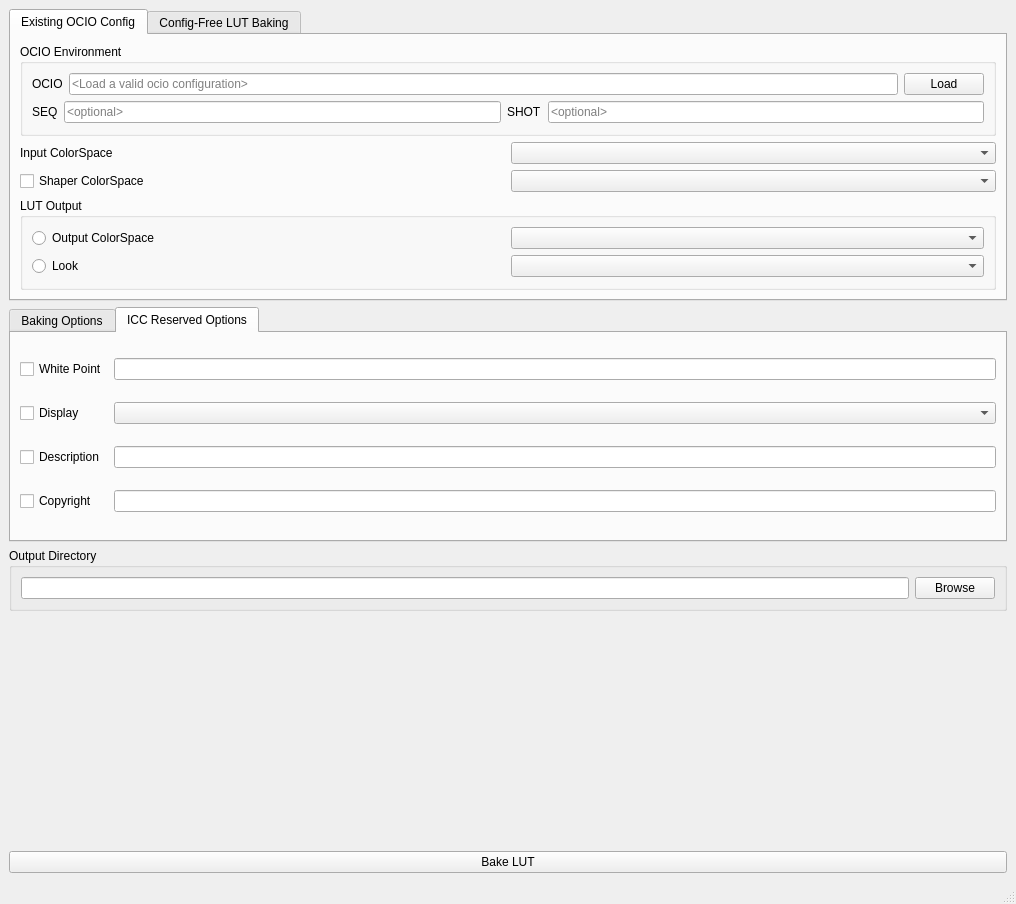
djieff/ocio-lut-prescription, file ocioLutPrescription/ocioLutPrescription_mainWindow.ui: the form before one commit.
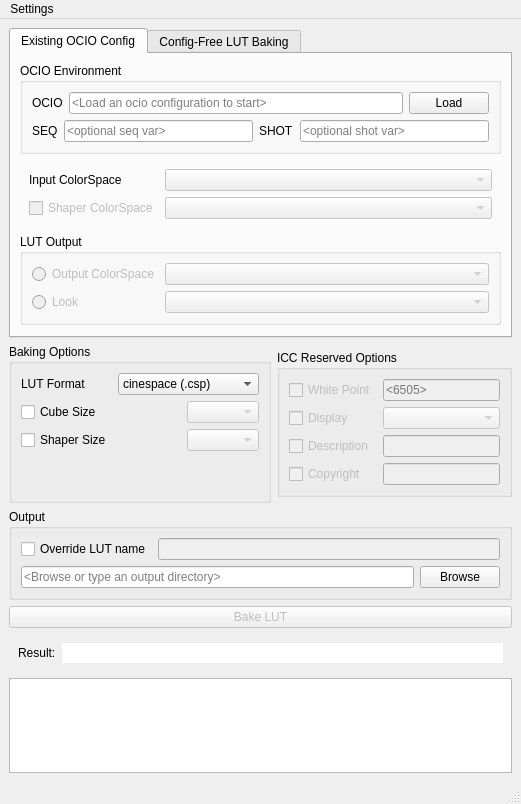
The form after the commit. The open tabs and pages were chosen to show the change.

Commit message: new iteration of ocioLutPrescription

What changed in the file:
```diff
--- a/ocioLutPrescription/ocioLutPrescription_mainWindow.ui
+++ b/ocioLutPrescription/ocioLutPrescription_mainWindow.ui
@@ -1,77 +1,115 @@
 <?xml version="1.0" encoding="UTF-8"?>
 <ui version="4.0">
- <class>MainWindow</class>
- <widget class="QMainWindow" name="MainWindow">
+ <class>mainWindow</class>
+ <widget class="QMainWindow" name="mainWindow">
   <property name="geometry">
    <rect>
     <x>0</x>
     <y>0</y>
-    <width>1016</width>
-    <height>904</height>
+    <width>521</width>
+    <height>804</height>
    </rect>
   </property>
-  <property name="sizePolicy">
-   <sizepolicy hsizetype="Fixed" vsizetype="Fixed">
-    <horstretch>0</horstretch>
-    <verstretch>0</verstretch>
-   </sizepolicy>
-  </property>
   <property name="windowTitle">
    <string>ocioLutPrescription</string>
   </property>
   <widget class="QWidget" name="centralwidget">
-   <layout class="QVBoxLayout" name="verticalLayout_3">
+   <layout class="QVBoxLayout" name="verticalLayout_2">
     <item>
      <widget class="QTabWidget" name="configTabWidget">
+      <property name="sizePolicy">
+       <sizepolicy hsizetype="Expanding" vsizetype="Fixed">
+        <horstretch>0</horstretch>
+        <verstretch>0</verstretch>
+       </sizepolicy>
+      </property>
       <property name="currentIndex">
        <number>0</number>
       </property>
-      <widget class="QWidget" name="configTab">
+      <widget class="QWidget" name="tab">
        <attribute name="title">
         <string>Existing OCIO Config</string>
        </attribute>
-       <layout class="QVBoxLayout" name="verticalLayout_2">
+       <layout class="QVBoxLayout" name="verticalLayout">
         <item>
          <widget class="QGroupBox" name="ocioGroupBox">
+          <property name="sizePolicy">
+           <sizepolicy hsizetype="Preferred" vsizetype="Fixed">
+            <horstretch>0</horstretch>
+            <verstretch>0</verstretch>
+           </sizepolicy>
+          </property>
+          <property name="toolTip">
+           <string>&lt;html&gt;&lt;head/&gt;&lt;body&gt;&lt;p&gt;OCIO Environment (Can be preset prior launch):&lt;/p&gt;&lt;p&gt;&lt;br/&gt;&lt;/p&gt;&lt;p&gt;Config path:&lt;/p&gt;&lt;p&gt;$OCIO: the path to your ocio configuration&lt;/p&gt;&lt;p&gt;&lt;br/&gt;&lt;/p&gt;&lt;p&gt;searchpath parsing:&lt;/p&gt;&lt;p&gt;$SEQ: the current sequence&lt;/p&gt;&lt;p&gt;$SHOT: the current shot&lt;/p&gt;&lt;/body&gt;&lt;/html&gt;</string>
+          </property>
           <property name="title">
            <string>OCIO Environment</string>
           </property>
-          <layout class="QVBoxLayout" name="verticalLayout">
-           <item>
-            <layout class="QHBoxLayout" name="horizontalLayout_3">
-             <item>
-              <widget class="QLabel" name="ocioCfgLabel">
-               <property name="text">
-                <string>OCIO</string>
-               </property>
-              </widget>
-             </item>
-             <item>
-              <widget class="QLineEdit" name="ocioCfgLineEdit">
-               <property name="enabled">
-                <bool>true</bool>
-               </property>
-               <property name="readOnly">
-                <bool>true</bool>
-               </property>
-               <property name="placeholderText">
-                <string>&lt;Load a valid ocio configuration&gt;</string>
-               </property>
-              </widget>
-             </item>
-             <item>
-              <widget class="QPushButton" name="ocioCfgLoadPushButton">
-               <property name="text">
-                <string>Load</string>
-               </property>
-              </widget>
-             </item>
-            </layout>
+          <layout class="QGridLayout" name="gridLayout">
+           <item row="0" column="0">
+            <widget class="QLabel" name="ocioCfgLabel">
+             <property name="sizePolicy">
+              <sizepolicy hsizetype="Fixed" vsizetype="Fixed">
+               <horstretch>0</horstretch>
+               <verstretch>0</verstretch>
+              </sizepolicy>
+             </property>
+             <property name="toolTip">
+              <string>--iconfig</string>
+             </property>
+             <property name="text">
+              <string>OCIO</string>
+             </property>
+            </widget>
            </item>
-           <item>
-            <layout class="QHBoxLayout" name="horizontalLayout_2">
+           <item row="0" column="1">
+            <widget class="QLineEdit" name="ocioCfgLineEdit">
+             <property name="enabled">
+              <bool>true</bool>
+             </property>
+             <property name="sizePolicy">
+              <sizepolicy hsizetype="Expanding" vsizetype="Fixed">
+               <horstretch>1</horstretch>
+               <verstretch>0</verstretch>
+              </sizepolicy>
+             </property>
+             <property name="toolTip">
+              <string>path to the ocio configuration</string>
+             </property>
+             <property name="placeholderText">
+              <string>&lt;Load an ocio configuration to start&gt;</string>
+             </property>
+            </widget>
+           </item>
+           <item row="0" column="2">
+            <widget class="QPushButton" name="ocioCfgLoadPushButton">
+             <property name="sizePolicy">
+              <sizepolicy hsizetype="Fixed" vsizetype="Fixed">
+               <horstretch>0</horstretch>
+               <verstretch>0</verstretch>
+              </sizepolicy>
+             </property>
+             <property name="toolTip">
+              <string>Load OCIO Config</string>
+             </property>
+             <property name="text">
+              <string>Load</string>
+             </property>
+            </widget>
+           </item>
+           <item row="1" column="0" colspan="3">
+            <layout class="QHBoxLayout" name="horizontalLayout">
              <item>
               <widget class="QLabel" name="ocioSeqLabel">
+               <property name="sizePolicy">
+                <sizepolicy hsizetype="Fixed" vsizetype="Fixed">
+                 <horstretch>0</horstretch>
+                 <verstretch>0</verstretch>
+                </sizepolicy>
+               </property>
+               <property name="toolTip">
+                <string>current sequence</string>
+               </property>
                <property name="text">
                 <string>SEQ</string>
                </property>
@@ -79,13 +117,34 @@
              </item>
              <item>
               <widget class="QLineEdit" name="ocioSeqLineEdit">
+               <property name="enabled">
+                <bool>true</bool>
+               </property>
+               <property name="sizePolicy">
+                <sizepolicy hsizetype="Expanding" vsizetype="Fixed">
+                 <horstretch>0</horstretch>
+                 <verstretch>0</verstretch>
+                </sizepolicy>
+               </property>
+               <property name="toolTip">
+                <string>current sequence</string>
+               </property>
                <property name="placeholderText">
-                <string>&lt;optional&gt;</string>
+                <string>&lt;optional seq var&gt;</string>
                </property>
               </widget>
              </item>
              <item>
               <widget class="QLabel" name="ocioShotLabel">
+               <property name="sizePolicy">
+                <sizepolicy hsizetype="Fixed" vsizetype="Fixed">
+                 <horstretch>0</horstretch>
+                 <verstretch>0</verstretch>
+                </sizepolicy>
+               </property>
+               <property name="toolTip">
+                <string>current shot</string>
+               </property>
                <property name="text">
                 <string>SHOT</string>
                </property>
@@ -93,8 +152,20 @@
              </item>
              <item>
               <widget class="QLineEdit" name="ocioShotLineEdit">
+               <property name="enabled">
+                <bool>true</bool>
+               </property>
+               <property name="sizePolicy">
+                <sizepolicy hsizetype="Expanding" vsizetype="Fixed">
+                 <horstretch>0</horstretch>
+                 <verstretch>0</verstretch>
+                </sizepolicy>
+               </property>
+               <property name="toolTip">
+                <string>current shot</string>
+               </property>
                <property name="placeholderText">
-                <string>&lt;optional&gt;</string>
+                <string>&lt;optional shot var&gt;</string>
                </property>
               </widget>
              </item>
@@ -104,69 +175,173 @@
          </widget>
         </item>
         <item>
-         <layout class="QGridLayout" name="gridLayout_4">
-          <item row="0" column="0">
-           <widget class="QLabel" name="inputColorSpacesLabel">
-            <property name="text">
-             <string>Input ColorSpace</string>
-            </property>
-           </widget>
-          </item>
-          <item row="0" column="1">
-           <widget class="QComboBox" name="inputColorSpacesComboBox">
-            <property name="editable">
-             <bool>false</bool>
-            </property>
-           </widget>
-          </item>
-          <item row="1" column="0">
-           <widget class="QCheckBox" name="shaperColorSpacesCheckBox">
-            <property name="text">
-             <string>Shaper ColorSpace</string>
-            </property>
-           </widget>
-          </item>
-          <item row="1" column="1">
-           <widget class="QComboBox" name="shaperColorSpacesComboBox">
-            <property name="editable">
-             <bool>false</bool>
-            </property>
-           </widget>
-          </item>
-         </layout>
+         <widget class="QFrame" name="frame">
+          <property name="sizePolicy">
+           <sizepolicy hsizetype="Expanding" vsizetype="Fixed">
+            <horstretch>0</horstretch>
+            <verstretch>0</verstretch>
+           </sizepolicy>
+          </property>
+          <property name="frameShape">
+           <enum>QFrame::NoFrame</enum>
+          </property>
+          <property name="frameShadow">
+           <enum>QFrame::Raised</enum>
+          </property>
+          <layout class="QGridLayout" name="gridLayout_2">
+           <item row="0" column="0">
+            <widget class="QLabel" name="inputColorSpacesLabel">
+             <property name="sizePolicy">
+              <sizepolicy hsizetype="Fixed" vsizetype="Fixed">
+               <horstretch>0</horstretch>
+               <verstretch>0</verstretch>
+              </sizepolicy>
+             </property>
+             <property name="toolTip">
+              <string>--inputspace</string>
+             </property>
+             <property name="text">
+              <string>Input ColorSpace</string>
+             </property>
+            </widget>
+           </item>
+           <item row="0" column="1">
+            <widget class="QComboBox" name="inputColorSpacesComboBox">
+             <property name="enabled">
+              <bool>false</bool>
+             </property>
+             <property name="sizePolicy">
+              <sizepolicy hsizetype="MinimumExpanding" vsizetype="Fixed">
+               <horstretch>0</horstretch>
+               <verstretch>0</verstretch>
+              </sizepolicy>
+             </property>
+             <property name="toolTip">
+              <string>Input OCIO ColorSpace (or Role)</string>
+             </property>
+            </widget>
+           </item>
+           <item row="1" column="0">
+            <widget class="QCheckBox" name="shaperColorSpacesCheckBox">
+             <property name="enabled">
+              <bool>false</bool>
+             </property>
+             <property name="sizePolicy">
+              <sizepolicy hsizetype="Fixed" vsizetype="Fixed">
+               <horstretch>0</horstretch>
+               <verstretch>0</verstretch>
+              </sizepolicy>
+             </property>
+             <property name="toolTip">
+              <string>--shaperspace</string>
+             </property>
+             <property name="text">
+              <string>Shaper ColorSpace</string>
+             </property>
+            </widget>
+           </item>
+           <item row="1" column="1">
+            <widget class="QComboBox" name="shaperColorSpacesComboBox">
+             <property name="enabled">
+              <bool>false</bool>
+             </property>
+             <property name="sizePolicy">
+              <sizepolicy hsizetype="MinimumExpanding" vsizetype="Fixed">
+               <horstretch>0</horstretch>
+               <verstretch>0</verstretch>
+              </sizepolicy>
+             </property>
+             <property name="toolTip">
+              <string>the OCIO ColorSpace or Role, for the shaper</string>
+             </property>
+            </widget>
+           </item>
+          </layout>
+         </widget>
         </item>
         <item>
          <widget class="QGroupBox" name="lutOutputGroupBox">
+          <property name="sizePolicy">
+           <sizepolicy hsizetype="Expanding" vsizetype="Fixed">
+            <horstretch>0</horstretch>
+            <verstretch>0</verstretch>
+           </sizepolicy>
+          </property>
+          <property name="toolTip">
+           <string>Lut output selection: colorspace or look</string>
+          </property>
           <property name="title">
            <string>LUT Output</string>
           </property>
           <layout class="QGridLayout" name="gridLayout_3">
-           <item row="0" column="0">
+           <item row="0" column="0" colspan="2">
             <widget class="QRadioButton" name="outputColorSpacesRadioButton">
+             <property name="enabled">
+              <bool>false</bool>
+             </property>
+             <property name="sizePolicy">
+              <sizepolicy hsizetype="Fixed" vsizetype="Fixed">
+               <horstretch>0</horstretch>
+               <verstretch>0</verstretch>
+              </sizepolicy>
+             </property>
+             <property name="toolTip">
+              <string>--outputspace</string>
+             </property>
              <property name="text">
               <string>Output ColorSpace</string>
              </property>
             </widget>
            </item>
-           <item row="0" column="1">
+           <item row="0" column="2">
             <widget class="QComboBox" name="outputColorSpacesComboBox">
-             <property name="editable">
+             <property name="enabled">
               <bool>false</bool>
              </property>
+             <property name="sizePolicy">
+              <sizepolicy hsizetype="MinimumExpanding" vsizetype="Fixed">
+               <horstretch>0</horstretch>
+               <verstretch>0</verstretch>
+              </sizepolicy>
+             </property>
+             <property name="toolTip">
+              <string>Output OCIO ColorSpace (or Role)</string>
+             </property>
             </widget>
            </item>
            <item row="1" column="0">
             <widget class="QRadioButton" name="looksRadioButton">
+             <property name="enabled">
+              <bool>false</bool>
+             </property>
+             <property name="sizePolicy">
+              <sizepolicy hsizetype="Fixed" vsizetype="Fixed">
+               <horstretch>0</horstretch>
+               <verstretch>0</verstretch>
+              </sizepolicy>
+             </property>
+             <property name="toolTip">
+              <string>--looks</string>
+             </property>
              <property name="text">
               <string>Look</string>
              </property>
             </widget>
            </item>
-           <item row="1" column="1">
+           <item row="1" column="2">
             <widget class="QComboBox" name="looksComboBox">
-             <property name="editable">
+             <property name="enabled">
               <bool>false</bool>
              </property>
+             <property name="sizePolicy">
+              <sizepolicy hsizetype="MinimumExpanding" vsizetype="Fixed">
+               <horstretch>0</horstretch>
+               <verstretch>0</verstretch>
+              </sizepolicy>
+             </property>
+             <property name="toolTip">
+              <string>the OCIO looks to apply</string>
+             </property>
             </widget>
            </item>
           </layout>
@@ -174,162 +349,549 @@
         </item>
        </layout>
       </widget>
-      <widget class="QWidget" name="configFreeTab">
+      <widget class="QWidget" name="tab_2">
        <attribute name="title">
         <string>Config-Free LUT Baking</string>
        </attribute>
+       <layout class="QFormLayout" name="formLayout">
+        <item row="0" column="0">
+         <widget class="QLabel" name="label">
+          <property name="text">
+           <string>Unimplemented Feature</string>
+          </property>
+         </widget>
+        </item>
+        <item row="1" column="0">
+         <spacer name="verticalSpacer">
+          <property name="orientation">
+           <enum>Qt::Vertical</enum>
+          </property>
+          <property name="sizeHint" stdset="0">
+           <size>
+            <width>20</width>
+            <height>40</height>
+           </size>
+          </property>
+         </spacer>
+        </item>
+       </layout>
       </widget>
      </widget>
     </item>
     <item>
-     <widget class="QTabWidget" name="optionsTabWidget">
-      <property name="currentIndex">
-       <number>0</number>
+     <layout class="QHBoxLayout" name="horizontalLayout_2">
+      <item>
+       <widget class="QGroupBox" name="bakeOptionsGroupBox">
+        <property name="sizePolicy">
+         <sizepolicy hsizetype="Fixed" vsizetype="Fixed">
+          <horstretch>0</horstretch>
+          <verstretch>0</verstretch>
+         </sizepolicy>
+        </property>
+        <property name="toolTip">
+         <string>General Baking options</string>
+        </property>
+        <property name="title">
+         <string>Baking Options</string>
+        </property>
+        <layout class="QGridLayout" name="gridLayout_4">
+         <item row="2" column="1">
+          <spacer name="horizontalSpacer_2">
+           <property name="orientation">
+            <enum>Qt::Horizontal</enum>
+           </property>
+           <property name="sizeHint" stdset="0">
+            <size>
+             <width>46</width>
+             <height>20</height>
+            </size>
+           </property>
+          </spacer>
+         </item>
+         <item row="1" column="1">
+          <spacer name="horizontalSpacer">
+           <property name="orientation">
+            <enum>Qt::Horizontal</enum>
+           </property>
+           <property name="sizeHint" stdset="0">
+            <size>
+             <width>46</width>
+             <height>20</height>
+            </size>
+           </property>
+          </spacer>
+         </item>
+         <item row="2" column="2">
+          <widget class="QComboBox" name="shaperSizeComboBox">
+           <property name="enabled">
+            <bool>false</bool>
+           </property>
+           <property name="sizePolicy">
+            <sizepolicy hsizetype="MinimumExpanding" vsizetype="Fixed">
+             <horstretch>0</horstretch>
+             <verstretch>0</verstretch>
+            </sizepolicy>
+           </property>
+           <property name="minimumSize">
+            <size>
+             <width>0</width>
+             <height>0</height>
+            </size>
+           </property>
+           <property name="toolTip">
+            <string>size of the shaper (default: format specific)</string>
+           </property>
+          </widget>
+         </item>
+         <item row="0" column="0">
+          <widget class="QLabel" name="lutFormatLabel">
+           <property name="sizePolicy">
+            <sizepolicy hsizetype="Fixed" vsizetype="Fixed">
+             <horstretch>0</horstretch>
+             <verstretch>0</verstretch>
+            </sizepolicy>
+           </property>
+           <property name="toolTip">
+            <string>--format</string>
+           </property>
+           <property name="text">
+            <string>LUT Format</string>
+           </property>
+          </widget>
+         </item>
+         <item row="1" column="2">
+          <widget class="QComboBox" name="cubeSizeComboBox">
+           <property name="enabled">
+            <bool>false</bool>
+           </property>
+           <property name="sizePolicy">
+            <sizepolicy hsizetype="MinimumExpanding" vsizetype="Fixed">
+             <horstretch>0</horstretch>
+             <verstretch>0</verstretch>
+            </sizepolicy>
+           </property>
+           <property name="minimumSize">
+            <size>
+             <width>0</width>
+             <height>0</height>
+            </size>
+           </property>
+           <property name="toolTip">
+            <string>size of the cube (default: format specific)</string>
+           </property>
+          </widget>
+         </item>
+         <item row="1" column="0">
+          <widget class="QCheckBox" name="cubeSizeCheckBox">
+           <property name="sizePolicy">
+            <sizepolicy hsizetype="Fixed" vsizetype="Fixed">
+             <horstretch>0</horstretch>
+             <verstretch>0</verstretch>
+            </sizepolicy>
+           </property>
+           <property name="toolTip">
+            <string>--cubesize</string>
+           </property>
+           <property name="text">
+            <string>Cube Size</string>
+           </property>
+          </widget>
+         </item>
+         <item row="2" column="0">
+          <widget class="QCheckBox" name="shaperSizeCheckBox">
+           <property name="sizePolicy">
+            <sizepolicy hsizetype="Fixed" vsizetype="Fixed">
+             <horstretch>0</horstretch>
+             <verstretch>0</verstretch>
+            </sizepolicy>
+           </property>
+           <property name="toolTip">
+            <string>--shapersize</string>
+           </property>
+           <property name="text">
+            <string>Shaper Size</string>
+           </property>
+          </widget>
+         </item>
+         <item row="0" column="1" colspan="2">
+          <widget class="QComboBox" name="lutFormatComboBox">
+           <property name="enabled">
+            <bool>true</bool>
+           </property>
+           <property name="sizePolicy">
+            <sizepolicy hsizetype="MinimumExpanding" vsizetype="Fixed">
+             <horstretch>0</horstretch>
+             <verstretch>0</verstretch>
+            </sizepolicy>
+           </property>
+           <property name="minimumSize">
+            <size>
+             <width>141</width>
+             <height>0</height>
+            </size>
+           </property>
+           <property name="toolTip">
+            <string>the lut format to bake</string>
+           </property>
+           <item>
+            <property name="text">
+             <string>cinespace (.csp)</string>
+            </property>
+           </item>
+           <item>
+            <property name="text">
+             <string>flame (.3dl)</string>
+            </property>
+           </item>
+           <item>
+            <property name="text">
+             <string>houdini (.lut)</string>
+            </property>
+           </item>
+           <item>
+            <property name="text">
+             <string>icc (.icc)</string>
+            </property>
+           </item>
+           <item>
+            <property name="text">
+             <string>iridas_itx (.itx)</string>
+            </property>
+           </item>
+           <item>
+            <property name="text">
+             <string>lustre (.3dl)</string>
+            </property>
+           </item>
+           <item>
+            <property name="text">
+             <string>truelight (.cub)</string>
+            </property>
+           </item>
+          </widget>
+         </item>
+         <item row="3" column="0">
+          <spacer name="verticalSpacer_3">
+           <property name="orientation">
+            <enum>Qt::Vertical</enum>
+           </property>
+           <property name="sizeHint" stdset="0">
+            <size>
+             <width>20</width>
+             <height>40</height>
+            </size>
+           </property>
+          </spacer>
+         </item>
+        </layout>
+       </widget>
+      </item>
+      <item>
+       <widget class="QGroupBox" name="iccOptionsGroupBox">
+        <property name="sizePolicy">
+         <sizepolicy hsizetype="Preferred" vsizetype="Fixed">
+          <horstretch>0</horstretch>
+          <verstretch>0</verstretch>
+         </sizepolicy>
+        </property>
+        <property name="toolTip">
+         <string/>
+        </property>
+        <property name="title">
+         <string>ICC Reserved Options</string>
+        </property>
+        <layout class="QGridLayout" name="gridLayout_5">
+         <item row="1" column="2">
+          <widget class="QComboBox" name="iccDisplaysComboBox">
+           <property name="enabled">
+            <bool>false</bool>
+           </property>
+           <property name="sizePolicy">
+            <sizepolicy hsizetype="Expanding" vsizetype="Fixed">
+             <horstretch>0</horstretch>
+             <verstretch>0</verstretch>
+            </sizepolicy>
+           </property>
+           <property name="toolTip">
+            <string>an icc profile which matches the OCIO profiles target display</string>
+           </property>
+          </widget>
+         </item>
+         <item row="2" column="2">
+          <widget class="QLineEdit" name="iccDescriptionLineEdit">
+           <property name="enabled">
+            <bool>false</bool>
+           </property>
+           <property name="toolTip">
+            <string>a meaningful description, this will show up in UI like photoshop (defaults to &quot;filename.icc&quot;)</string>
+           </property>
+          </widget>
+         </item>
+         <item row="0" column="2">
+          <widget class="QLineEdit" name="iccWhitePointLineEdit">
+           <property name="enabled">
+            <bool>false</bool>
+           </property>
+           <property name="toolTip">
+            <string>whitepoint for the profile (default: 6505)</string>
+           </property>
+           <property name="placeholderText">
+            <string>&lt;6505&gt;</string>
+           </property>
+          </widget>
+         </item>
+         <item row="3" column="2">
+          <widget class="QLineEdit" name="iccCopyrightLineEdit">
+           <property name="enabled">
+            <bool>false</bool>
+           </property>
+           <property name="toolTip">
+            <string>a copyright field (default: &quot;No copyright. Use freely.&quot;</string>
+           </property>
+          </widget>
+         </item>
+         <item row="0" column="0" colspan="2">
+          <widget class="QCheckBox" name="iccWhitePointCheckBox">
+           <property name="enabled">
+            <bool>false</bool>
+           </property>
+           <property name="sizePolicy">
+            <sizepolicy hsizetype="Fixed" vsizetype="Fixed">
+             <horstretch>0</horstretch>
+             <verstretch>0</verstretch>
+            </sizepolicy>
+           </property>
+           <property name="toolTip">
+            <string>--whitepoint</string>
+           </property>
+           <property name="text">
+            <string>White Point</string>
+           </property>
+          </widget>
+         </item>
+         <item row="3" column="0">
+          <widget class="QCheckBox" name="iccCopyrightCheckBox">
+           <property name="enabled">
+            <bool>false</bool>
+           </property>
+           <property name="sizePolicy">
+            <sizepolicy hsizetype="Fixed" vsizetype="Fixed">
+             <horstretch>0</horstretch>
+             <verstretch>0</verstretch>
+            </sizepolicy>
+           </property>
+           <property name="toolTip">
+            <string>--copyright</string>
+           </property>
+           <property name="text">
+            <string>Copyright</string>
+           </property>
+          </widget>
+         </item>
+         <item row="2" column="0" colspan="2">
+          <widget class="QCheckBox" name="iccDescriptionCheckBox">
+           <property name="enabled">
+            <bool>false</bool>
+           </property>
+           <property name="sizePolicy">
+            <sizepolicy hsizetype="Fixed" vsizetype="Fixed">
+             <horstretch>0</horstretch>
+             <verstretch>0</verstretch>
+            </sizepolicy>
+           </property>
+           <property name="toolTip">
+            <string>--description</string>
+           </property>
+           <property name="text">
+            <string>Description</string>
+           </property>
+          </widget>
+         </item>
+         <item row="1" column="0">
+          <widget class="QCheckBox" name="iccDisplaysCheckBox">
+           <property name="enabled">
+            <bool>false</bool>
+           </property>
+           <property name="sizePolicy">
+            <sizepolicy hsizetype="Fixed" vsizetype="Fixed">
+             <horstretch>0</horstretch>
+             <verstretch>0</verstretch>
+            </sizepolicy>
+           </property>
+           <property name="toolTip">
+            <string>--displayicc</string>
+           </property>
+           <property name="text">
+            <string>Display</string>
+           </property>
+          </widget>
+         </item>
+        </layout>
+       </widget>
+      </item>
+     </layout>
+    </item>
+    <item>
+     <widget class="QGroupBox" name="outputGroupBox">
+      <property name="sizePolicy">
+       <sizepolicy hsizetype="Preferred" vsizetype="Fixed">
+        <horstretch>0</horstretch>
+        <verstretch>0</verstretch>
+       </sizepolicy>
       </property>
-      <widget class="QWidget" name="bakingOptionsTab">
-       <attribute name="title">
-        <string>Baking Options</string>
-       </attribute>
-       <layout class="QGridLayout" name="gridLayout_2">
-        <item row="0" column="0">
-         <widget class="QLabel" name="lutFormatLabel">
-          <property name="text">
-           <string>LUT Format</string>
-          </property>
-         </widget>
-        </item>
-        <item row="0" column="1" colspan="2">
-         <widget class="QComboBox" name="lutFormatComboBox"/>
-        </item>
-        <item row="1" column="0">
-         <widget class="QCheckBox" name="cubeSizeCheckBox">
-          <property name="text">
-           <string>Cube Size</string>
-          </property>
-         </widget>
-        </item>
-        <item row="1" column="1" colspan="2">
-         <widget class="QComboBox" name="cubeSizeComboBox"/>
-        </item>
-        <item row="2" column="0">
-         <widget class="QCheckBox" name="shaperSizeCheckBox">
-          <property name="text">
-           <string>Shaper Size</string>
-          </property>
-         </widget>
-        </item>
-        <item row="2" column="1" colspan="2">
-         <widget class="QComboBox" name="shaperSizeComboBox"/>
-        </item>
-       </layout>
-      </widget>
-      <widget class="QWidget" name="iccBakingOptionsTab">
-       <attribute name="title">
-        <string>ICC Reserved Options</string>
-       </attribute>
-       <layout class="QGridLayout" name="gridLayout">
-        <item row="0" column="0">
-         <widget class="QCheckBox" name="iccWhitePointCheckBox">
-          <property name="text">
-           <string>White Point</string>
-          </property>
-         </widget>
-        </item>
-        <item row="0" column="1">
-         <widget class="QLineEdit" name="iccWhitePointLineEdit"/>
-        </item>
-        <item row="1" column="0">
-         <widget class="QCheckBox" name="iccDisplaysCheckBox">
-          <property name="sizePolicy">
-           <sizepolicy hsizetype="Fixed" vsizetype="Fixed">
-            <horstretch>0</horstretch>
-            <verstretch>0</verstretch>
-           </sizepolicy>
-          </property>
-          <property name="text">
-           <string>Display</string>
-          </property>
-         </widget>
-        </item>
-        <item row="1" column="1">
-         <widget class="QComboBox" name="iccDisplaysComboBox">
-          <property name="sizePolicy">
-           <sizepolicy hsizetype="MinimumExpanding" vsizetype="Fixed">
-            <horstretch>0</horstretch>
-            <verstretch>0</verstretch>
-           </sizepolicy>
-          </property>
-          <property name="editable">
-           <bool>false</bool>
-          </property>
-         </widget>
-        </item>
-        <item row="2" column="0">
-         <widget class="QCheckBox" name="iccDescriptionCheckBox">
-          <property name="text">
-           <string>Description</string>
-          </property>
-         </widget>
-        </item>
-        <item row="2" column="1">
-         <widget class="QLineEdit" name="iccDescriptionLineEdit"/>
-        </item>
-        <item row="3" column="0">
-         <widget class="QCheckBox" name="iccCopyrightCheckBox">
-          <property name="text">
-           <string>Copyright</string>
-          </property>
-         </widget>
-        </item>
-        <item row="3" column="1">
-         <widget class="QLineEdit" name="iccCopyrightLineEdit"/>
-        </item>
-       </layout>
-      </widget>
-     </widget>
-    </item>
-    <item>
-     <widget class="QGroupBox" name="outputDirGroupBox">
       <property name="title">
-       <string>Output Directory</string>
+       <string>Output</string>
       </property>
-      <layout class="QHBoxLayout" name="horizontalLayout">
-       <item>
-        <widget class="QLineEdit" name="outputDirLineEdit"/>
+      <layout class="QGridLayout" name="gridLayout_6">
+       <item row="0" column="0">
+        <widget class="QCheckBox" name="overrideLutNameCheckBox">
+         <property name="sizePolicy">
+          <sizepolicy hsizetype="Fixed" vsizetype="Fixed">
+           <horstretch>0</horstretch>
+           <verstretch>0</verstretch>
+          </sizepolicy>
+         </property>
+         <property name="toolTip">
+          <string>Enable if you wish to override the automagically generated lut filename</string>
+         </property>
+         <property name="text">
+          <string>Override LUT name</string>
+         </property>
+        </widget>
        </item>
-       <item>
+       <item row="1" column="2">
         <widget class="QPushButton" name="outputDirBrowsePushButton">
+         <property name="sizePolicy">
+          <sizepolicy hsizetype="Fixed" vsizetype="Fixed">
+           <horstretch>0</horstretch>
+           <verstretch>0</verstretch>
+          </sizepolicy>
+         </property>
+         <property name="toolTip">
+          <string>Browse to output directory</string>
+         </property>
          <property name="text">
           <string>Browse</string>
          </property>
         </widget>
        </item>
+       <item row="0" column="1" colspan="2">
+        <widget class="QLineEdit" name="overrideLutNameLineEdit">
+         <property name="enabled">
+          <bool>false</bool>
+         </property>
+         <property name="sizePolicy">
+          <sizepolicy hsizetype="Expanding" vsizetype="Fixed">
+           <horstretch>0</horstretch>
+           <verstretch>0</verstretch>
+          </sizepolicy>
+         </property>
+         <property name="placeholderText">
+          <string/>
+         </property>
+        </widget>
+       </item>
+       <item row="1" column="0" colspan="2">
+        <widget class="QLineEdit" name="outputDirLineEdit">
+         <property name="toolTip">
+          <string>directory where the lut will be written to</string>
+         </property>
+         <property name="placeholderText">
+          <string>&lt;Browse or type an output directory&gt;</string>
+         </property>
+        </widget>
+       </item>
       </layout>
      </widget>
     </item>
-    <item>
-     <spacer name="verticalSpacer">
-      <property name="orientation">
-       <enum>Qt::Vertical</enum>
-      </property>
-      <property name="sizeHint" stdset="0">
-       <size>
-        <width>20</width>
-        <height>40</height>
-       </size>
-      </property>
-     </spacer>
-    </item>
     <item>
      <widget class="QPushButton" name="processBakeLutPushButton">
       <property name="enabled">
-       <bool>true</bool>
+       <bool>false</bool>
+      </property>
+      <property name="toolTip">
+       <string>Execute ociobakelut</string>
       </property>
       <property name="text">
        <string>Bake LUT</string>
       </property>
      </widget>
     </item>
+    <item>
+     <widget class="QFrame" name="frame_2">
+      <property name="sizePolicy">
+       <sizepolicy hsizetype="Preferred" vsizetype="Fixed">
+        <horstretch>0</horstretch>
+        <verstretch>0</verstretch>
+       </sizepolicy>
+      </property>
+      <property name="frameShape">
+       <enum>QFrame::NoFrame</enum>
+      </property>
+      <property name="frameShadow">
+       <enum>QFrame::Raised</enum>
+      </property>
+      <layout class="QHBoxLayout" name="horizontalLayout_3">
+       <item>
+        <widget class="QLabel" name="resultLabel">
+         <property name="sizePolicy">
+          <sizepolicy hsizetype="Fixed" vsizetype="Fixed">
+           <horstretch>0</horstretch>
+           <verstretch>0</verstretch>
+          </sizepolicy>
+         </property>
+         <property name="toolTip">
+          <string>result path</string>
+         </property>
+         <property name="text">
+          <string>Result:</string>
+         </property>
+        </widget>
+       </item>
+       <item>
+        <widget class="QLineEdit" name="resultLineEdit">
+         <property name="enabled">
+          <bool>true</bool>
+         </property>
+         <property name="font">
+          <font>
+           <weight>75</weight>
+           <bold>true</bold>
+          </font>
+         </property>
+         <property name="text">
+          <string/>
+         </property>
+         <property name="frame">
+          <bool>false</bool>
+         </property>
+         <property name="readOnly">
+          <bool>true</bool>
+         </property>
+         <property name="placeholderText">
+          <string/>
+         </property>
+        </widget>
+       </item>
+      </layout>
+     </widget>
+    </item>
+    <item>
+     <widget class="QTextEdit" name="resultLogTextEdit">
+      <property name="sizePolicy">
+       <sizepolicy hsizetype="Ignored" vsizetype="Ignored">
+        <horstretch>0</horstretch>
+        <verstretch>0</verstretch>
+       </sizepolicy>
+      </property>
+      <property name="toolTip">
+       <string>prescription log</string>
+      </property>
+      <property name="readOnly">
+       <bool>true</bool>
+      </property>
+     </widget>
+    </item>
    </layout>
   </widget>
   <widget class="QMenuBar" name="menubar">
@@ -337,12 +899,43 @@
     <rect>
      <x>0</x>
      <y>0</y>
-     <width>1016</width>
-     <height>30</height>
+     <width>521</width>
+     <height>22</height>
     </rect>
    </property>
+   <widget class="QMenu" name="menuStyle">
+    <property name="title">
+     <string>Settings</string>
+    </property>
+    <widget class="QMenu" name="menuStyles">
+     <property name="title">
+      <string>Styles</string>
+     </property>
+     <addaction name="actionSetSystemStyle"/>
+     <addaction name="actionSetDarkStyle"/>
+    </widget>
+    <addaction name="menuStyles"/>
+    <addaction name="separator"/>
+    <addaction name="actionSettingsClear"/>
+   </widget>
+   <addaction name="menuStyle"/>
   </widget>
   <widget class="QStatusBar" name="statusbar"/>
+  <action name="actionSetSystemStyle">
+   <property name="text">
+    <string>System</string>
+   </property>
+  </action>
+  <action name="actionSetDarkStyle">
+   <property name="text">
+    <string>Dark</string>
+   </property>
+  </action>
+  <action name="actionSettingsClear">
+   <property name="text">
+    <string>Clear</string>
+   </property>
+  </action>
  </widget>
  <resources>
   <include location="resource.qrc"/>
```
Left out of the diff: 136 changed lines with no effect on the pictures. The commit also changes 11 other files.
